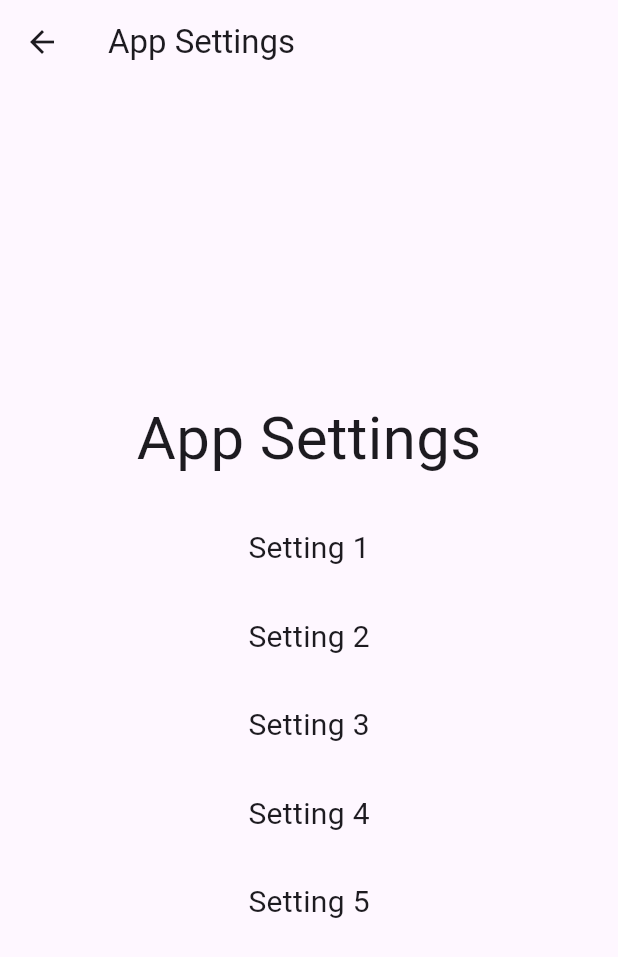
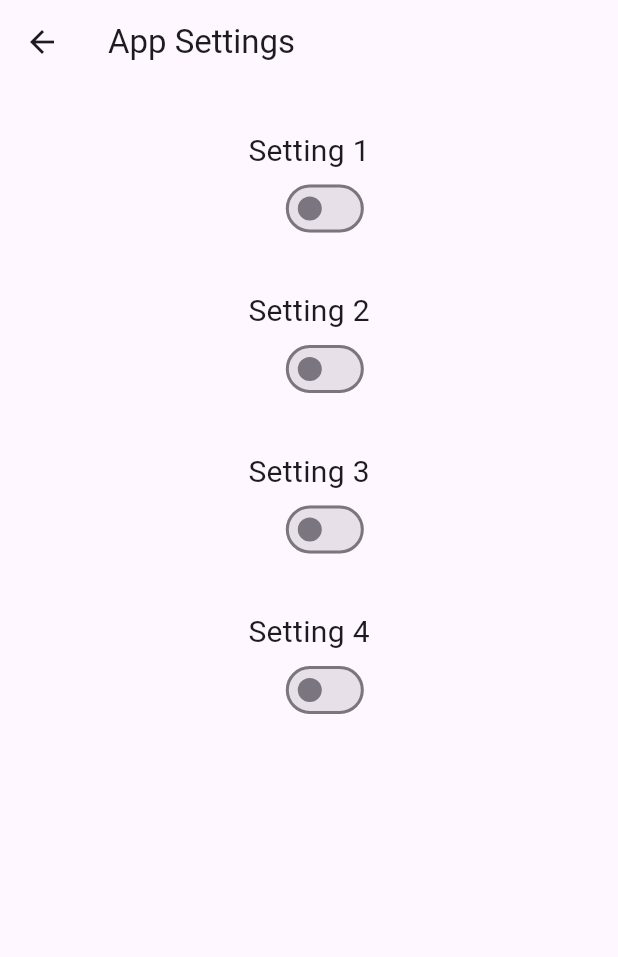
Before and after one commit to anirudhi89/roommatch, a Flutter app: the AppSettings screen opened directly, on a phone screen of 412 x 824 dp. Shown: the top 957 px of the screen. Run offline on Flutter 3.47's test engine with Material 2 defaults, Android fonts, the phone set to English and light mode, and no system bars; our stand-ins replace flutter_card_swiper.

Commit message:
Added switches to arbitrary settings

```diff
--- a/lib/Views/appSettings.dart
+++ b/lib/Views/appSettings.dart
@@ -11,40 +11,63 @@ class AppSettings extends StatelessWidget {
       appBar: AppBar(title: const Text('App Settings')),
       body: Center(
         child: Column(
-          mainAxisAlignment: MainAxisAlignment.center,
+          mainAxisAlignment: MainAxisAlignment.start,
+          crossAxisAlignment: CrossAxisAlignment.end,
           children: <Widget>[
-            const Text(
-              'App Settings',
-              style: TextStyle(fontSize: 40),
-            ),
             const SizedBox(height: 30),
             const Text(
               'Setting 1',
               style: TextStyle(fontSize: 20),
             ),
+            const SettingSwitch(title: "Setting 1"),
             const SizedBox(height: 30),
             const Text(
               'Setting 2',
               style: TextStyle(fontSize: 20),
             ),
+            const SettingSwitch(title: "Setting 2"),
             const SizedBox(height: 30),
             const Text(
               'Setting 3',
               style: TextStyle(fontSize: 20),
             ),
+            const SettingSwitch(title: "Setting 3"),
             const SizedBox(height: 30),
             const Text(
               'Setting 4',
               style: TextStyle(fontSize: 20),
             ),
-            const SizedBox(height: 30),
-            const Text(
-              'Setting 5',
-              style: TextStyle(fontSize: 20),
-            ),
+            const SettingSwitch(title: "Setting 4"),
           ],
         ),
       ),
     );
   }
 }
+
+//Quick widget for a setting switch
+//Takes in a title
+
+class SettingSwitch extends StatefulWidget {
+  final String title;
+  const SettingSwitch({Key? key, required this.title}) : super(key: key);
+
+  @override
+  _SettingSwitchState createState() => _SettingSwitchState();
+}
+
+class _SettingSwitchState extends State<SettingSwitch> {
+  bool _value = false;
+
+  @override
+  Widget build(BuildContext context) {
+    return Switch(
+      value: _value,
+      onChanged: (value) {
+        setState(() {
+          _value = value;
+        });
+      },
+    );
+  }
+}
```
